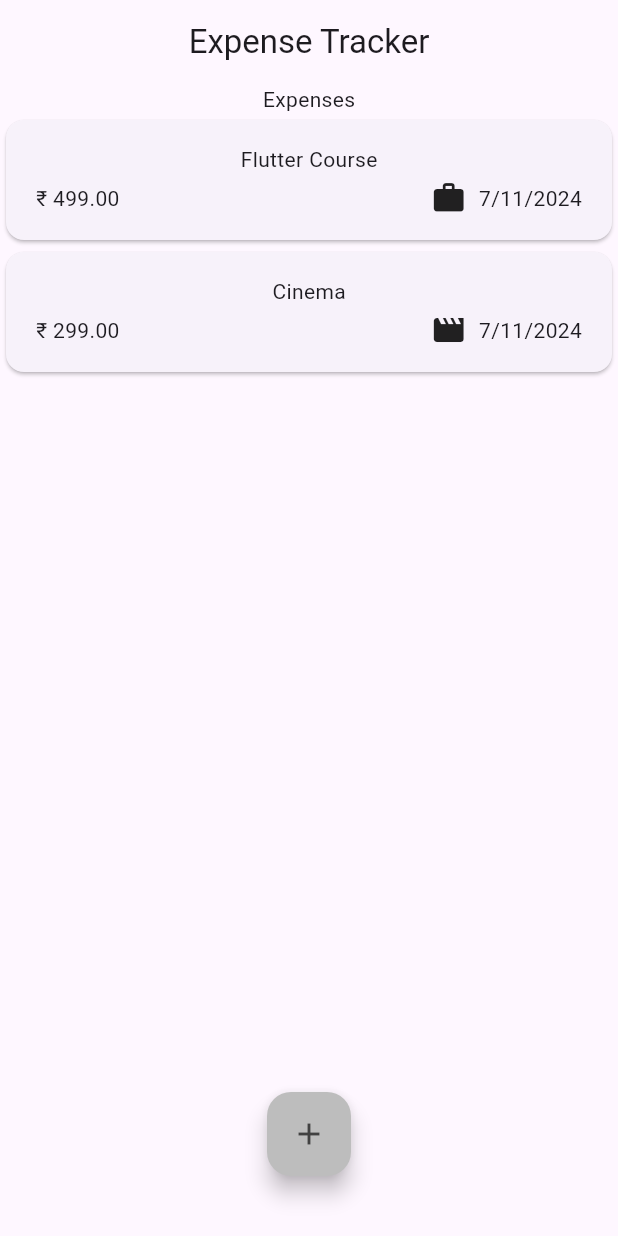
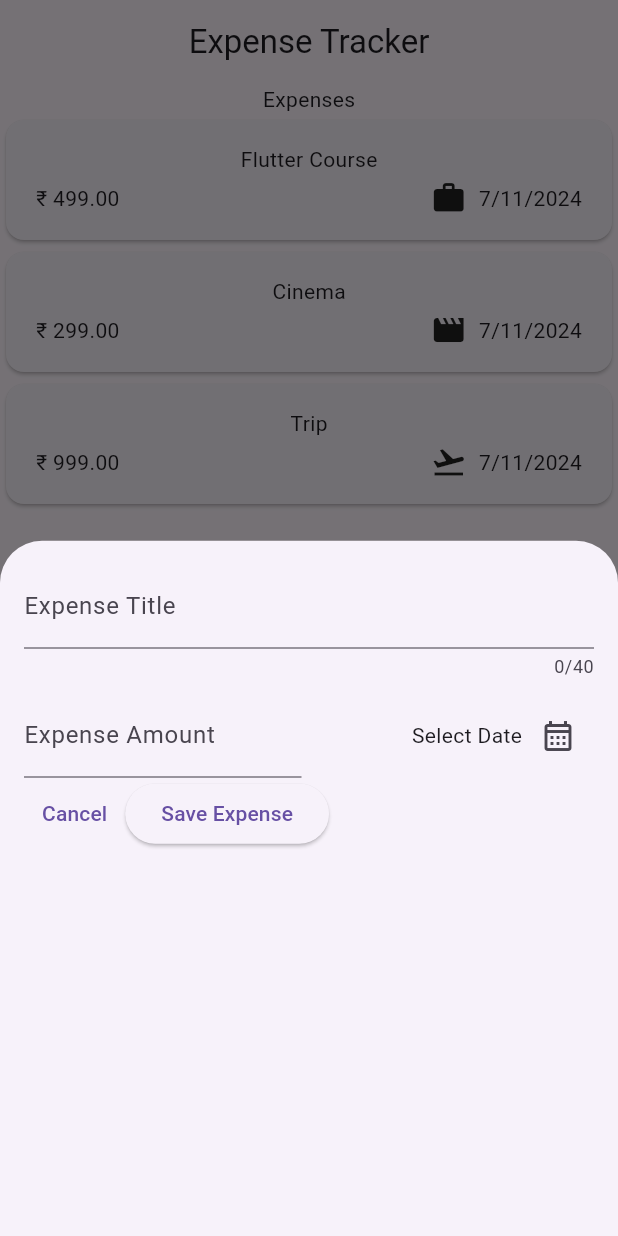
Before and after one commit to JaswanthJHK/u_project_two, a Flutter app: the screen it shows after launch, after a tap on the "add" icon, on a phone screen of 412 x 824 dp. Run offline on Flutter 3.47's test engine with Material 3 defaults, Android fonts, the phone set to English and light mode, and no system bars.

Commit message:
changes added

```diff
--- a/lib/main.dart
+++ b/lib/main.dart
@@ -14,7 +14,7 @@ class MyApp extends StatelessWidget {
     return MaterialApp(
       debugShowCheckedModeBanner: false,
       theme: ThemeData(
-       // colorScheme: ColorScheme.fromSeed(seedColor: Colors.deepPurple),
+        // colorScheme: ColorScheme.fromSeed(seedColor: Colors.deepPurple),
         useMaterial3: true,
       ),
       home: const Expenses(),
--- a/lib/presentation/pages/expenses_page_section/screens/expenses.dart
+++ b/lib/presentation/pages/expenses_page_section/screens/expenses.dart
@@ -1,6 +1,6 @@
 import 'package:flutter/material.dart';
-import 'package:udemy_expense_tracker/main.dart';
 import 'package:udemy_expense_tracker/model/expense_model.dart';
+import 'package:udemy_expense_tracker/presentation/pages/expenses_page_section/widgets/expense_bottom_sheet.dart';
 import 'package:udemy_expense_tracker/presentation/pages/expenses_page_section/widgets/expenses_list_widget.dart';
 
 class Expenses extends StatefulWidget {
@@ -24,13 +24,21 @@ class _ExpensesState extends State<Expenses> {
       date: DateTime.now(),
       catogory: Catogory.leisure,
     ),
-    // ExpenseModel(
-    //   title: "Flutter Course",
-    //   amount: 299,
-    //   date: DateTime.now(),
-    //   catogory: Catogory.leisure,
-    // ),
+    ExpenseModel(
+      title: "Trip",
+      amount: 999,
+      date: DateTime.now(),
+      catogory: Catogory.travel,
+    ),
   ];
+
+  void _openAddExpenseOverlay() {
+    showModalBottomSheet(
+      context: context,
+      builder: (ctx) =>const ExpenseBottomSheet(),
+    );
+  }
+
   @override
   Widget build(BuildContext context) {
     return Scaffold(
@@ -43,7 +51,7 @@ class _ExpensesState extends State<Expenses> {
           const Text("Expenses"),
           Expanded(child: ExpensesList(expenses: _registeredExpenses)),
           FloatingActionButton(
-            onPressed: () {},
+            onPressed: _openAddExpenseOverlay,
             backgroundColor: Colors.grey[400],
             child: Icon(
               Icons.add,
--- /dev/null
+++ b/lib/presentation/pages/expenses_page_section/widgets/expense_bottom_sheet.dart
@@ -0,0 +1,97 @@
+import 'package:flutter/material.dart';
+
+class ExpenseBottomSheet extends StatefulWidget {
+  const ExpenseBottomSheet({super.key});
+
+  @override
+  State<ExpenseBottomSheet> createState() => _ExpenseBottomSheetState();
+}
+
+class _ExpenseBottomSheetState extends State<ExpenseBottomSheet> {
+  // var _enteredInput = " ";
+  // void _saveTitleInput(String inputValue) {
+  //   _enteredInput = inputValue;
+  // }
+
+  final TextEditingController _titleController = TextEditingController();
+  final _amountController = TextEditingController();
+
+  final now = DateTime.now();
+  final firstDate = DateTime(DateTime.now().year -1,DateTime.now().month,DateTime.now().day);
+  _datePicker() {
+    showDatePicker(
+      context: context,
+      firstDate: now,
+      lastDate: now,
+    );
+  }
+
+  @override
+  void dispose() {
+    _titleController.dispose();
+    _amountController.dispose();
+    super.dispose();
+  }
+
+  @override
+  Widget build(BuildContext context) {
+    return Padding(
+      padding: const EdgeInsets.all(16),
+      child: Column(
+        children: [
+          TextField(
+            controller: _titleController,
+            maxLength: 40,
+            decoration: const InputDecoration(label: Text("Expense Title")),
+          ),
+          const SizedBox(
+            height: 10,
+          ),
+          Row(
+            children: [
+              Expanded(
+                child: TextField(
+                  keyboardType: TextInputType.number,
+                  controller: _amountController,
+                  decoration: const InputDecoration(
+                    label: Text("Expense Amount"),
+                    prefixText: "\u20B9 ",
+                  ),
+                ),
+              ),
+              const SizedBox(
+                width: 10,
+              ),
+              Expanded(
+                child: Row(
+                  mainAxisAlignment: MainAxisAlignment.end,
+                  //   crossAxisAlignment: CrossAxisAlignment.center,
+                  children: [
+                    const Text("Select Date"),
+                    IconButton(
+                        onPressed: _datePicker,
+                        icon: const Icon(Icons.calendar_month_outlined))
+                  ],
+                ),
+              )
+            ],
+          ),
+          Row(
+            children: [
+              TextButton(
+                onPressed: () => Navigator.pop(context),
+                child: const Text("Cancel"),
+              ),
+              ElevatedButton(
+                  onPressed: () {
+                    print(_titleController.text);
+                    print(_amountController.text);
+                  },
+                  child: const Text("Save Expense"))
+            ],
+          )
+        ],
+      ),
+    );
+  }
+}
--- a/lib/presentation/pages/expenses_page_section/widgets/expense_item_widget.dart
+++ b/lib/presentation/pages/expenses_page_section/widgets/expense_item_widget.dart
@@ -1,6 +1,5 @@
 import 'package:flutter/material.dart';
 import 'package:udemy_expense_tracker/model/expense_model.dart';
-import 'package:udemy_expense_tracker/presentation/pages/expenses_page_section/screens/expenses.dart';
 
 class ExpenseItem extends StatelessWidget {
   const ExpenseItem(this.expense, {super.key});
```
